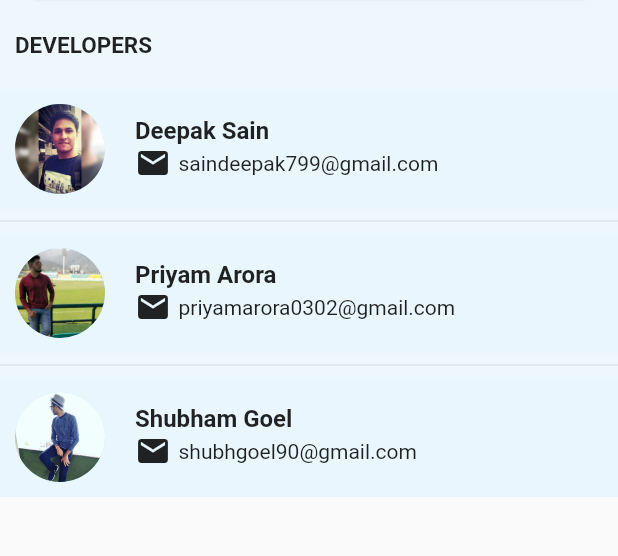
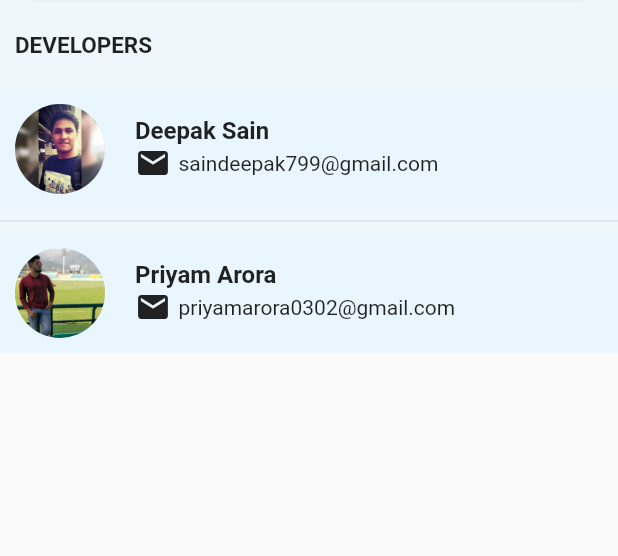
Before and after one commit to saindeepak/COVID-APP, a Flutter app: the AboutUs screen opened by its route, on a phone screen of 412 x 824 dp, the part 547-1103 px from its top. Run offline on Flutter 3.47's test engine with Material 2 defaults, Android fonts, the light colour scheme and no system bars; our stand-ins replace cloud_firestore, firebase_auth, geolocator, google_fonts, google_maps_flutter, location and 2 more; missing offline and left inert: maps_launcher; accounts and stored records are empty.

Commit message:
Update aboutus.dart

```diff
--- a/lib/screens/AboutUs/aboutus.dart
+++ b/lib/screens/AboutUs/aboutus.dart
@@ -77,8 +77,6 @@ class AboutUs extends StatelessWidget {
                         ProfileDev('saindeepak799@gmail.com', 'Deepak Sain','assets/deepak.jpg'),
                         Divider(),
                         ProfileDev('priyamarora0302@gmail.com', 'Priyam Arora','assets/priyam.jpg'),
-                        Divider(),
-                        ProfileDev('shubhgoel90@gmail.com', 'Shubham Goel','assets/shubham.jpg'),
                       ],
                     )
                   ],
```
